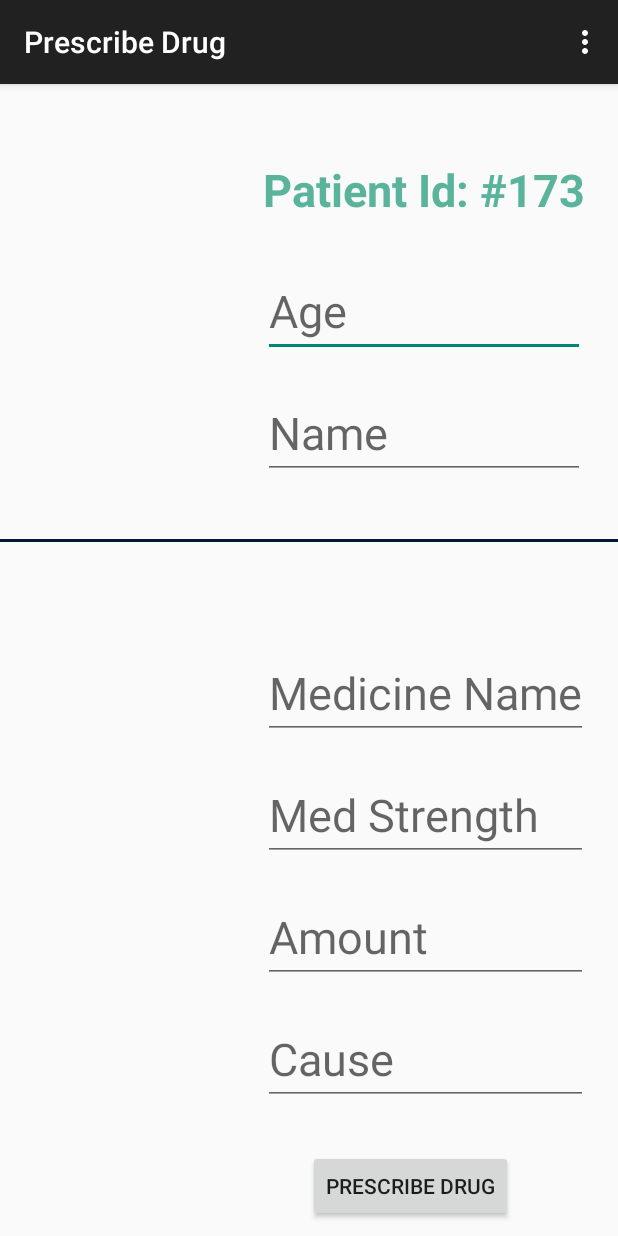
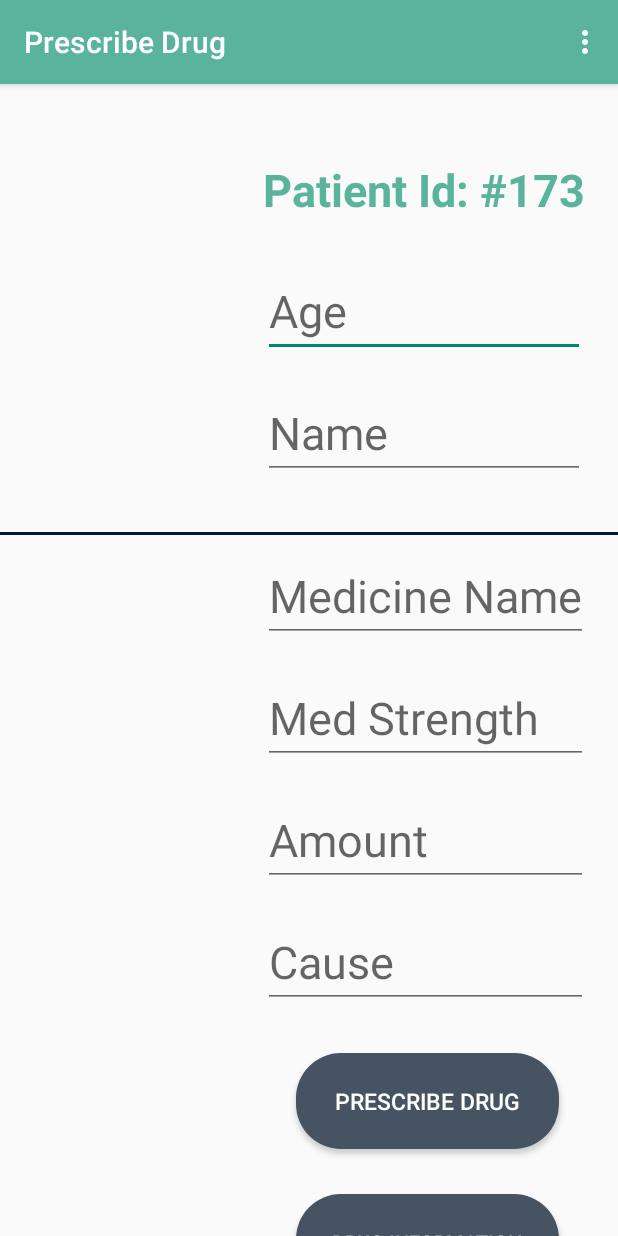
Before and after one commit to kalemayank29/prescribe-drug, an Android app: the screen it shows after launch (MainActivity), on a phone screen of 412 x 824 dp. Run offline under Robolectric (Android 15) with nearby library versions, the phone set to English and light mode, and no system bars.

Commit message:
added drug info button and frontend changes

```diff
--- /dev/null
+++ b/app/src/main/res/drawable/my_button.xml
@@ -0,0 +1,13 @@
+<?xml version="1.0" encoding="utf-8"?>
+<shape xmlns:android="http://schemas.android.com/apk/res/android" android:shape="rectangle" >
+    <corners
+        android:radius="30dp"
+        />
+    <solid
+        android:color="#465362"
+        />
+    <size
+        android:width="270dp"
+        android:height="60dp"
+        />
+</shape>
--- a/app/src/main/res/layout/activity_main.xml
+++ b/app/src/main/res/layout/activity_main.xml
@@ -47,7 +47,7 @@
         android:layout_width="fill_parent"
         android:layout_height="2dp"
         android:background="#011936"
-        android:layout_marginTop="40dp"/>
+        android:layout_marginTop="35dp"/>
 
 
     <LinearLayout
@@ -56,7 +56,7 @@
         android:weightSum="1"
         android:orientation="vertical"
         android:layout_marginLeft="175dp"
-        android:layout_marginTop="70dp">
+        android:layout_marginTop="10dp">
 
 
         <EditText
@@ -92,10 +92,23 @@
 
 
         <Button android:id="@+id/submit_presc"
-            android:layout_width="wrap_content"
-            android:layout_height="wrap_content"
+            android:layout_width="175dp"
+            android:layout_height="64dp"
             android:text="Prescribe Drug"
-            android:layout_marginLeft="30dp"
+            android:layout_marginLeft="22dp"
+            android:textSize="15dp"
+            android:textColor="#ffffff"
+            android:background="@drawable/my_button"
+            android:layout_marginTop="30dp"/>
+
+        <Button android:id="@+id/drug_info"
+            android:layout_width="175dp"
+            android:layout_height="64dp"
+            android:text="Drug Information"
+            android:layout_marginLeft="22dp"
+            android:textSize="13dp"
+            android:textColor="#ffffff"
+            android:background="@drawable/my_button"
             android:layout_marginTop="30dp"/>
 
         </LinearLayout>
--- a/app/src/main/res/values/styles.xml
+++ b/app/src/main/res/values/styles.xml
@@ -3,6 +3,8 @@
     <!-- Base application theme. -->
     <style name="AppTheme" parent="Theme.AppCompat.Light.DarkActionBar">
         <!-- Customize your theme here. -->
+        <item name="colorPrimary">#5ab49c</item>
+        <item name="colorPrimaryDark">#011936</item>
     </style>
 
 </resources>
```
Also changed, not shown: 2 other files.
